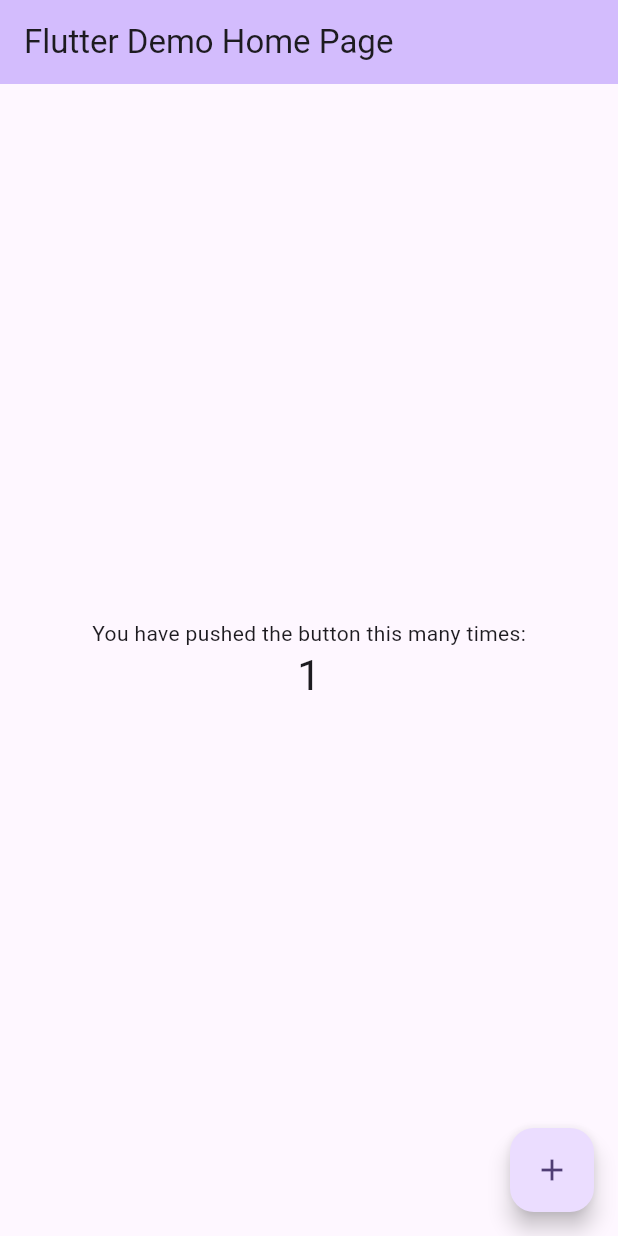
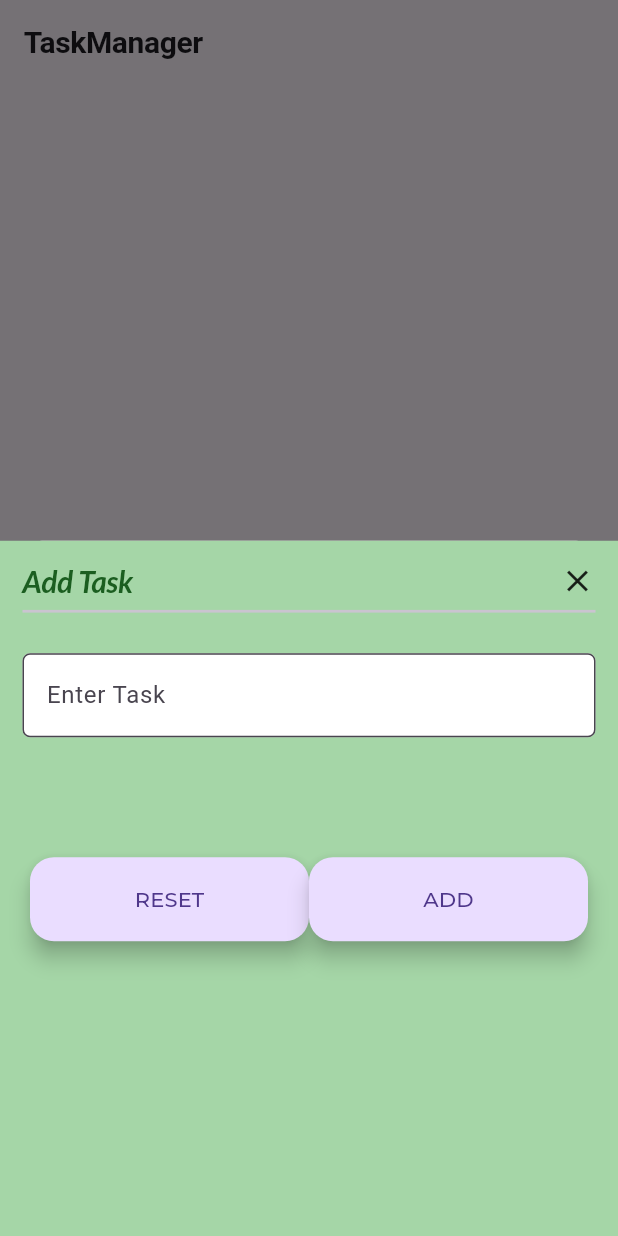
Before and after one commit to Palpeleno/CSC4360, a Flutter app: the screen it shows after launch, after a tap on the "add" icon, on a phone screen of 412 x 824 dp. Run offline on Flutter 3.47's test engine with Material 3 defaults, Android fonts, the phone set to English and light mode, and no system bars; our stand-ins replace google_fonts; missing offline and left inert: dart:html.

Commit message:
added quite a bit of app functinoality

```diff
--- a/CWs/cw3/taskmanager/lib/main.dart
+++ b/CWs/cw3/taskmanager/lib/main.dart
@@ -1,125 +1,18 @@
+// ignore_for_file: prefer_const_constructors
+
 import 'package:flutter/material.dart';
+import './screens/home_screen.dart';
 
-void main() {
-  runApp(const MyApp());
-}
+void main() => runApp(MyApp());
 
 class MyApp extends StatelessWidget {
   const MyApp({super.key});
 
-  // This widget is the root of your application.
   @override
   Widget build(BuildContext context) {
     return MaterialApp(
-      title: 'Flutter Demo',
-      theme: ThemeData(
-        // This is the theme of your application.
-        //
-        // TRY THIS: Try running your application with "flutter run". You'll see
-        // the application has a purple toolbar. Then, without quitting the app,
-        // try changing the seedColor in the colorScheme below to Colors.green
-        // and then invoke "hot reload" (save your changes or press the "hot
-        // reload" button in a Flutter-supported IDE, or press "r" if you used
-        // the command line to start the app).
-        //
-        // Notice that the counter didn't reset back to zero; the application
-        // state is not lost during the reload. To reset the state, use hot
-        // restart instead.
-        //
-        // This works for code too, not just values: Most code changes can be
-        // tested with just a hot reload.
-        colorScheme: ColorScheme.fromSeed(seedColor: Colors.deepPurple),
-        useMaterial3: true,
-      ),
-      home: const MyHomePage(title: 'Flutter Demo Home Page'),
+      debugShowCheckedModeBanner: false,
+      home: TaskListScreen()
     );
   }
 }
-
-class MyHomePage extends StatefulWidget {
-  const MyHomePage({super.key, required this.title});
-
-  // This widget is the home page of your application. It is stateful, meaning
-  // that it has a State object (defined below) that contains fields that affect
-  // how it looks.
-
-  // This class is the configuration for the state. It holds the values (in this
-  // case the title) provided by the parent (in this case the App widget) and
-  // used by the build method of the State. Fields in a Widget subclass are
-  // always marked "final".
-
-  final String title;
-
-  @override
-  State<MyHomePage> createState() => _MyHomePageState();
-}
-
-class _MyHomePageState extends State<MyHomePage> {
-  int _counter = 0;
-
-  void _incrementCounter() {
-    setState(() {
-      // This call to setState tells the Flutter framework that something has
-      // changed in this State, which causes it to rerun the build method below
-      // so that the display can reflect the updated values. If we changed
-      // _counter without calling setState(), then the build method would not be
-      // called again, and so nothing would appear to happen.
-      _counter++;
-    });
-  }
-
-  @override
-  Widget build(BuildContext context) {
-    // This method is rerun every time setState is called, for instance as done
-    // by the _incrementCounter method above.
-    //
-    // The Flutter framework has been optimized to make rerunning build methods
-    // fast, so that you can just rebuild anything that needs updating rather
-    // than having to individually change instances of widgets.
-    return Scaffold(
-      appBar: AppBar(
-        // TRY THIS: Try changing the color here to a specific color (to
-        // Colors.amber, perhaps?) and trigger a hot reload to see the AppBar
-        // change color while the other colors stay the same.
-        backgroundColor: Theme.of(context).colorScheme.inversePrimary,
-        // Here we take the value from the MyHomePage object that was created by
-        // the App.build method, and use it to set our appbar title.
-        title: Text(widget.title),
-      ),
-      body: Center(
-        // Center is a layout widget. It takes a single child and positions it
-        // in the middle of the parent.
-        child: Column(
-          // Column is also a layout widget. It takes a list of children and
-          // arranges them vertically. By default, it sizes itself to fit its
-          // children horizontally, and tries to be as tall as its parent.
-          //
-          // Column has various properties to control how it sizes itself and
-          // how it positions its children. Here we use mainAxisAlignment to
-          // center the children vertically; the main axis here is the vertical
-          // axis because Columns are vertical (the cross axis would be
-          // horizontal).
-          //
-          // TRY THIS: Invoke "debug painting" (choose the "Toggle Debug Paint"
-          // action in the IDE, or press "p" in the console), to see the
-          // wireframe for each widget.
-          mainAxisAlignment: MainAxisAlignment.center,
-          children: <Widget>[
-            const Text(
-              'You have pushed the button this many times:',
-            ),
-            Text(
-              '$_counter',
-              style: Theme.of(context).textTheme.headlineMedium,
-            ),
-          ],
-        ),
-      ),
-      floatingActionButton: FloatingActionButton(
-        onPressed: _incrementCounter,
-        tooltip: 'Increment',
-        child: const Icon(Icons.add),
-      ), // This trailing comma makes auto-formatting nicer for build methods.
-    );
-  }
-}
--- /dev/null
+++ b/CWs/cw3/taskmanager/lib/screens/home_screen.dart
@@ -0,0 +1,120 @@
+// ignore_for_file: prefer_const_constructors, sort_child_properties_last, prefer_const_literals_to_create_immutables
+
+import 'package:google_fonts/google_fonts.dart';
+import 'package:flutter/material.dart';
+// import './home_screen.dart';
+
+class TaskListScreen extends StatelessWidget {
+  const TaskListScreen({super.key});
+  static const routeName = '/home-screen';
+
+  @override
+  Widget build(BuildContext context) {
+    return Scaffold(
+      appBar: AppBar(
+        title: Text(
+          'TaskManager',
+          style: GoogleFonts.comicNeue(
+            textStyle: Theme.of(context).textTheme.displayLarge,
+            fontSize: 20.0,
+            fontWeight: FontWeight.w700,
+          ),
+        ),
+      ),
+      body: Center(
+        child: Text("No Tasks added yet!"),
+      ),
+      floatingActionButton: FloatingActionButton(
+        child: Icon(
+          Icons.add,
+          color: Colors.white,
+        ),
+        backgroundColor: Colors.green[800],
+        onPressed: () => showModalBottomSheet(
+          context: context,
+          builder: (BuildContext context) => Container(
+            padding: const EdgeInsets.all(15.0),
+            height: 600,
+            color: Colors.green[200],
+            child: Column(
+              children: [
+                Row(
+                  mainAxisAlignment: MainAxisAlignment.spaceBetween,
+                  children: [
+                    Text(
+                      'Add Task',
+                      style: GoogleFonts.lato(
+                        textStyle: Theme.of(context).textTheme.displayLarge,
+                        fontSize: 20.0,
+                        fontWeight: FontWeight.w700,
+                        fontStyle: FontStyle.italic,
+                        color: Colors.green[900],
+                      ),
+                    ),
+                    GestureDetector(
+                      onTap: () => Navigator.of(context).pop(),
+                      child: Icon(Icons.close),
+                    ),
+                  ],
+                ),
+                Divider(
+                  thickness: 1.8,
+                ),
+                SizedBox(
+                  height: 20.0,
+                ),
+                TextField(
+                  decoration: InputDecoration(
+                    border: OutlineInputBorder(
+                      borderRadius: BorderRadius.circular(5.0),
+                      borderSide: BorderSide(color: Colors.black),
+                    ),
+                    fillColor: Colors.white,
+                    filled: true,
+                    hintText: "Enter Task",
+                    hintStyle: GoogleFonts.comicNeue(),
+                  ),
+                ),
+                SizedBox(
+                  height: 8.0,
+                ),
+                Container(
+                  padding: EdgeInsets.symmetric(horizontal: 5.0),
+                  width: MediaQuery.of(context).size.width,
+                  height: 200.0,
+                  child: Row(
+                    children: [
+                      Container(
+                        // padding: EdgeInsets.symmetric(horizontal: 5.0),
+                        width: (MediaQuery.of(context).size.width / 2) - 20,
+                        child: FloatingActionButton(
+                          hoverColor: Colors.white,
+                          child: Text(
+                            'RESET',
+                            style: GoogleFonts.montserrat(),
+                          ),
+                          onPressed: () => print('reset pressed'),
+                        ),
+                      ),
+                      Container(
+                        width: (MediaQuery.of(context).size.width / 2) - 20,
+                        child: FloatingActionButton(
+                          hoverColor: Colors.white,
+                          child: Text(
+                            'ADD',
+                            style: GoogleFonts.montserrat(),
+                          ),
+                          onPressed: () => print('add pressed'),
+                        ),
+                      ),
+                    ],
+                  ),
+                ),
+              ],
+            ),
+          ),
+        ),
+      ),
+    );
+  }
+}
```
Also changed, not shown: CWs/cw3/taskmanager/pubspec.yaml (+3 -4 lines).
